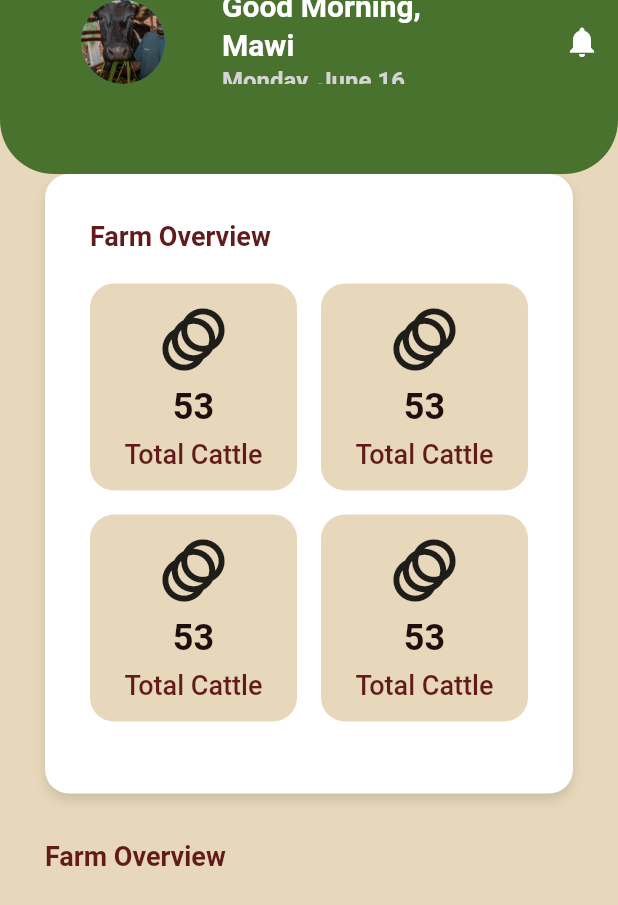
After one commit to rodgersBRY/boma360-client, a Flutter app: the screen it shows after launch, on a phone screen of 412 x 824 dp. The commit adds this screen. Shown: the top 905 px of the screen. Run offline on Flutter 3.47's test engine with Material 3 defaults, Android fonts, the phone set to English and light mode, and no system bars; our stand-ins replace flutter_dotenv, get.

Commit message:
dashboard: creat the farm overview section

```diff
--- a/lib/config/theme/colors.dart
+++ b/lib/config/theme/colors.dart
@@ -4,7 +4,7 @@ class AppColors {
   static const white = Color.fromARGB(255, 255, 255, 255);
   static const primary = Color.fromARGB(255, 74, 114, 47);
   static const secondary = Color.fromARGB(255, 114, 138, 65);
-  static const background = Color.fromARGB(255, 215, 196, 160);
+  static const background = Color.fromARGB(255, 232, 216, 187);
   static const textPrimary = Color.fromARGB(255, 30, 14, 14);
   static const textSecondary = Color.fromARGB(255, 97, 27, 27);
   static const info = Color.fromARGB(255, 24, 83, 193);
--- a/lib/main.dart
+++ b/lib/main.dart
@@ -27,7 +27,7 @@ class MyApp extends StatelessWidget {
     return GetMaterialApp(
       debugShowCheckedModeBanner: false,
       title: kAppName,
-      initialRoute: AppRoutes.kLogin,
+      initialRoute: AppRoutes.kDashboard,
       getPages: appPages,
 
       theme: AppTheme.light,
--- a/lib/presentation/pages/auth/login.dart
+++ b/lib/presentation/pages/auth/login.dart
@@ -5,6 +5,7 @@ import 'package:client/presentation/widgets/auth/account_span.dart';
 import 'package:client/presentation/widgets/buttons.dart';
 import 'package:client/presentation/widgets/input_field.dart';
 import 'package:flutter/material.dart';
+import 'package:get/route_manager.dart';
 
 class LoginWidget extends StatelessWidget {
   const LoginWidget({super.key});
@@ -101,6 +102,7 @@ class LoginWidget extends StatelessWidget {
                         MyElevatedButton(
                           textTheme: textTheme,
                           label: 'Sign In',
+                          func: () => Get.offNamed(AppRoutes.kDashboard),
                         ),
                         const SizedBox(height: 25.0),
                         Row(
--- a/lib/presentation/pages/auth/register.dart
+++ b/lib/presentation/pages/auth/register.dart
@@ -4,8 +4,8 @@ import 'package:client/config/theme/colors.dart';
 import 'package:client/presentation/widgets/auth/account_span.dart';
 import 'package:client/presentation/widgets/buttons.dart';
 import 'package:client/presentation/widgets/input_field.dart';
-import 'package:flutter/gestures.dart';
 import 'package:flutter/material.dart';
+import 'package:get/route_manager.dart';
 
 class RegisterWidget extends StatelessWidget {
   const RegisterWidget({super.key});
@@ -138,6 +138,7 @@ class RegisterWidget extends StatelessWidget {
                         MyElevatedButton(
                           textTheme: textTheme,
                           label: 'Create Account',
+                          func: () => Get.offNamed(AppRoutes.kDashboard),
                         ),
                         const SizedBox(height: 25.0),
                         Center(
--- /dev/null
+++ b/lib/presentation/pages/dashboard/dashboard.dart
@@ -0,0 +1,122 @@
+import 'package:client/config/constants.dart';
+import 'package:client/config/theme/colors.dart';
+import 'package:client/presentation/widgets/dashboard/overview_tile.dart';
+import 'package:flutter/material.dart';
+
+class DashboardWidget extends StatelessWidget {
+  const DashboardWidget({super.key});
+
+  @override
+  Widget build(BuildContext context) {
+    final screenWidth = MediaQuery.of(context).size.width;
+    final screenHeight = MediaQuery.of(context).size.height;
+    final textTheme = Theme.of(context).textTheme;
+
+    return Scaffold(
+      extendBodyBehindAppBar: true,
+      appBar: AppBar(
+        backgroundColor: AppColors.primary,
+        title: ListTile(
+          leading: CircleAvatar(
+            radius: 50,
+            backgroundImage: AssetImage(kFarmerImage),
+          ),
+          title: Text(
+            'Good Morning, Mawi',
+            style: textTheme.headlineMedium?.copyWith(
+              color: AppColors.white,
+              fontWeight: FontWeight.bold,
+              fontSize: 20.0,
+            ),
+          ),
+          subtitle: Text(
+            'Monday, June 16',
+            style: textTheme.headlineSmall?.copyWith(
+              color: const Color.fromARGB(255, 213, 213, 213),
+              fontWeight: FontWeight.bold,
+            ),
+          ),
+        ),
+        actions: [
+          IconButton(onPressed: () {}, icon: Icon(Icons.notifications)),
+        ],
+      ),
+      body: ListView(
+        children: [
+          Container(
+            height: 60,
+            width: screenWidth,
+            decoration: BoxDecoration(
+              color: AppColors.primary,
+              borderRadius: const BorderRadius.only(
+                bottomLeft: Radius.circular(36),
+                bottomRight: Radius.circular(36),
+              ),
+            ),
+          ),
+          Container(
+            padding: const EdgeInsets.only(
+              left: kDefaultPadding,
+              right: kDefaultPadding,
+              bottom: kDefaultPadding,
+            ),
+            width: screenWidth,
+            child: Container(
+              padding: const EdgeInsets.all(kDefaultPadding),
+              width: screenWidth,
+              decoration: BoxDecoration(
+                color: Colors.white,
+                borderRadius: BorderRadius.circular(16),
+                boxShadow: [
+                  BoxShadow(
+                    color: Colors.black12,
+                    blurRadius: 6,
+                    offset: Offset(0, 4),
+                  ),
+                ],
+              ),
+              child: Column(
+                crossAxisAlignment: CrossAxisAlignment.start,
+                children: [
+                  Text(
+                    'Farm Overview',
+                    style: textTheme.headlineMedium?.copyWith(
+                      fontWeight: FontWeight.bold,
+                    ),
+                  ),
+                  const SizedBox(height: 20),
+                  SizedBox(
+                    height: 310,
+                    child: GridView.count(
+                      crossAxisCount: 2,
+                      crossAxisSpacing: 16,
+                      mainAxisSpacing: 16,
+                      children: List.generate(4, (index) {
+                        return OverviewTile(
+                          textTheme: textTheme,
+                          icon: Icons.animation,
+                          text: 'Total Cattle',
+                          number: 53,
+                        );
+                      }),
+                    ),
+                  ),
+                ],
+              ),
+            ),
+          ),
+          Padding(
+            padding: const EdgeInsets.symmetric(horizontal: kDefaultPadding),
+            child: Text(
+              'Farm Overview',
+              style: textTheme.headlineMedium?.copyWith(
+                fontWeight: FontWeight.bold,
+              ),
+            ),
+          ),
+          const SizedBox(height: 20),
+        ],
+      ),
+    );
+  }
+}
--- a/lib/presentation/widgets/buttons.dart
+++ b/lib/presentation/widgets/buttons.dart
@@ -6,6 +6,7 @@ class MyElevatedButton extends StatelessWidget {
   final String label;
   final double height;
   final double? width;
+  final VoidCallback? func;
 
   const MyElevatedButton({
     super.key,
@@ -13,6 +14,7 @@ class MyElevatedButton extends StatelessWidget {
     required this.label,
     this.width,
     this.height = 60.0,
+    this.func,
   });
 
   @override
@@ -23,7 +25,7 @@ class MyElevatedButton extends StatelessWidget {
       width: width ?? screenWidth,
       height: height,
       child: ElevatedButton(
-        onPressed: () {},
+        onPressed: func,
         child: Text(
           label,
           style: textTheme.headlineLarge?.copyWith(color: AppColors.white),
--- /dev/null
+++ b/lib/presentation/widgets/dashboard/overview_tile.dart
@@ -0,0 +1,44 @@
+import 'package:client/config/theme/colors.dart';
+import 'package:flutter/material.dart';
+
+class OverviewTile extends StatelessWidget {
+  final TextTheme textTheme;
+  final IconData icon;
+  final String text;
+  final int number;
+
+  const OverviewTile({
+    super.key,
+    required this.textTheme,
+    required this.icon,
+    required this.text,
+    required this.number,
+  });
+
+  @override
+  Widget build(BuildContext context) {
+    return Container(
+      height: 150,
+      width: 150,
+      decoration: BoxDecoration(
+        color: AppColors.background,
+        borderRadius: BorderRadius.circular(16),
+      ),
+      child: Column(
+        mainAxisAlignment: MainAxisAlignment.center,
+        children: [
+          Icon(icon, size: 50),
+          const SizedBox(height: 5.0),
+          Text('$number', style: textTheme.headlineLarge),
+          const SizedBox(height: 5.0),
+          Text(
+            text,
+            style: textTheme.headlineMedium?.copyWith(
+              //fontWeight: FontWeight.bold,
+            ),
+          ),
+        ],
+      ),
+    );
+  }
+}
--- a/lib/routes/routes.dart
+++ b/lib/routes/routes.dart
@@ -1,9 +1,11 @@
 import 'package:client/config/routes.dart';
 import 'package:client/presentation/pages/auth/login.dart';
 import 'package:client/presentation/pages/auth/register.dart';
+import 'package:client/presentation/pages/dashboard/dashboard.dart';
 import 'package:get/route_manager.dart';
 
 final List<GetPage> appPages = [
   GetPage(name: AppRoutes.kLogin, page: () => LoginWidget()),
   GetPage(name: AppRoutes.kRegister, page: () => RegisterWidget()),
+  GetPage(name: AppRoutes.kDashboard, page: () => DashboardWidget()),
 ];
```
